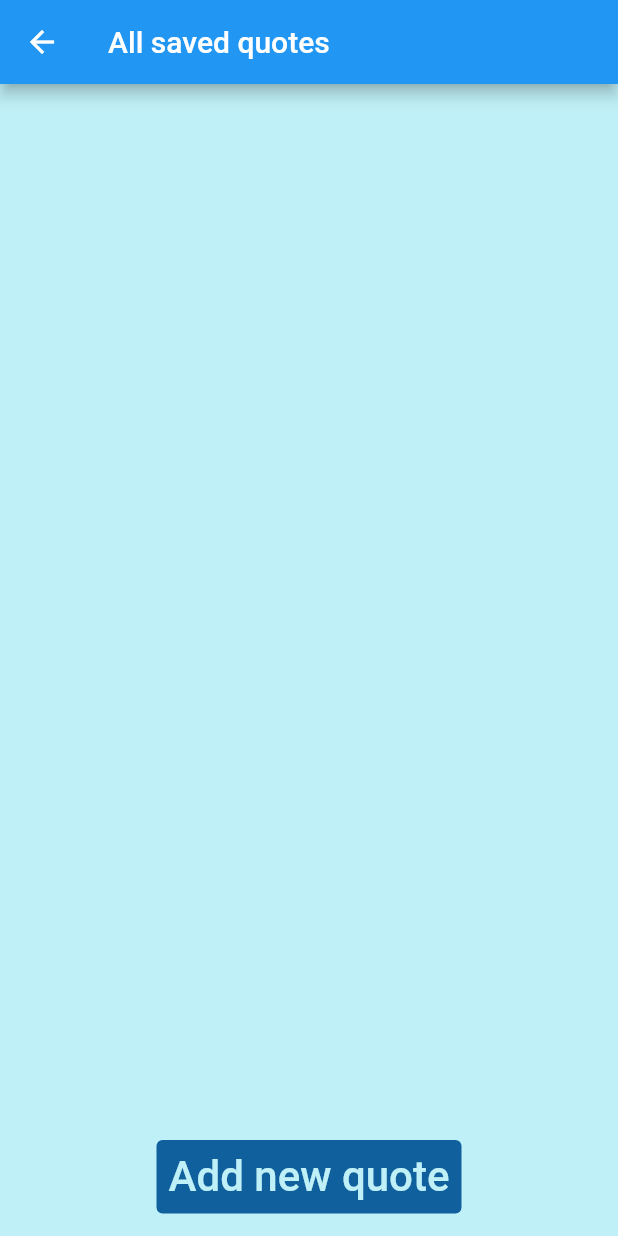
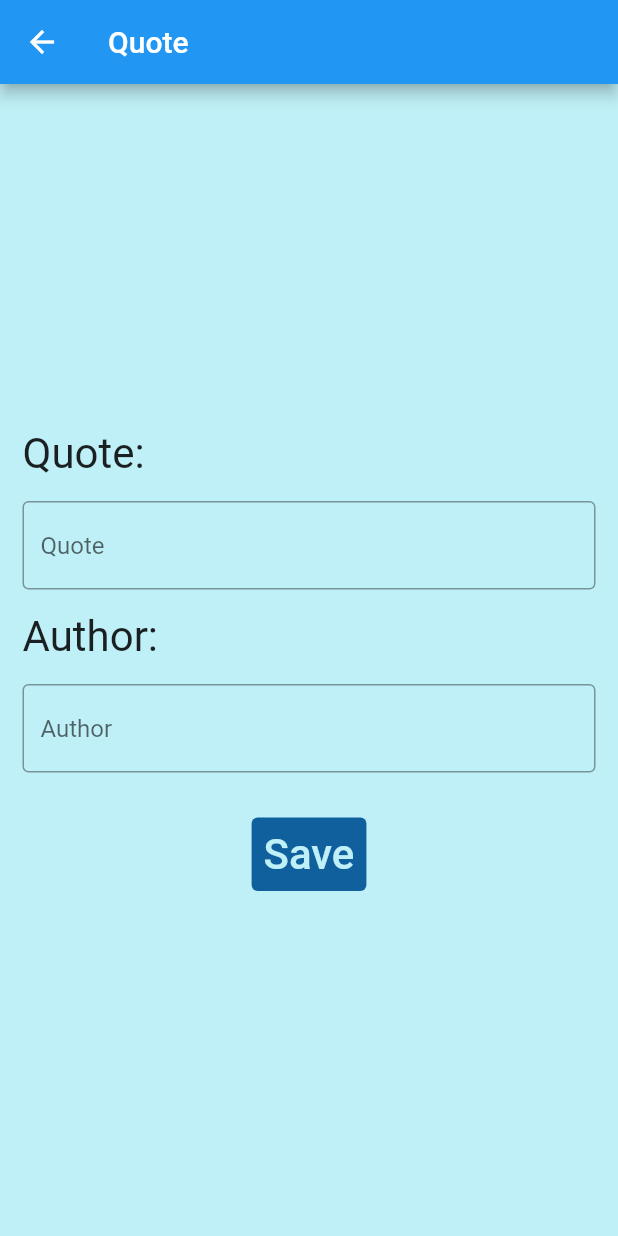
Before and after one commit to z1kolarova/QuoteAppFlutter, a Flutter app: the AllQuotesScreen screen opened directly, after a tap on "Add new quote", on a phone screen of 412 x 824 dp. Run offline on Flutter 3.47's test engine with Material 2 defaults, Android fonts, the phone set to English and light mode, and no system bars; our stand-ins replace sqflite; accounts and stored records are empty; network calls fail.

Commit message:
User input form prepared

```diff
--- a/quote_app_flutter/lib/screens/all_quotes_screen.dart
+++ b/quote_app_flutter/lib/screens/all_quotes_screen.dart
@@ -2,6 +2,7 @@ import 'package:flutter/material.dart';
 import 'package:quote_app_flutter/db/quotes_repository.dart';
 import 'package:quote_app_flutter/model/quote.dart';
 import 'package:quote_app_flutter/screens/components/all_quotes_listview.dart';
+import 'package:quote_app_flutter/screens/quote_edit_screen.dart';
 import 'package:quote_app_flutter/styles/styles.dart';
 
 import '../db/quote_record.dart';
@@ -14,7 +15,6 @@ class AllQuotesScreen extends StatefulWidget {
 }
 
 class AllQuotesScreenState extends State<AllQuotesScreen> {
-
   final Future<List<QuoteRecord>> quotes = QuotesRepository.getAllQuotes();
 
   @override
@@ -26,21 +26,22 @@ class AllQuotesScreenState extends State<AllQuotesScreen> {
       body: Column(
         mainAxisAlignment: MainAxisAlignment.center,
         children: <Widget>[
-          Expanded(child: FutureBuilder<List<QuoteRecord>>(
+          Expanded(
+              child: FutureBuilder<List<QuoteRecord>>(
             future: quotes,
-              builder: (BuildContext context, AsyncSnapshot<List<QuoteRecord>> snapshot) {
+            builder: (BuildContext context,
+                AsyncSnapshot<List<QuoteRecord>> snapshot) {
               if (snapshot.hasData) {
                 return AllQuotesListView(items: snapshot.data!);
               }
               return const AllQuotesListView(items: <QuoteRecord>[]);
             },
-          )),// AllQuotesListView(items: await quotes)),
-          buildMenuButton('Add new quote', () {})
+          )), // AllQuotesListView(items: await quotes)),
+          buildMenuButton('Add new quote', switchToQuoteEditingScreen )
         ],
       ),
     );
   }
-
 
   static List<Quote> list = <Quote>[
     Quote('Text 1', 'Author 1'),
@@ -84,4 +85,9 @@ class AllQuotesScreenState extends State<AllQuotesScreen> {
             style: MyStyles.defaultButtonStyle(),
             child: Text(text, textScaleFactor: 2)));
   }
+
+  switchToQuoteEditingScreen() {
+    Navigator.push(context,
+        MaterialPageRoute(builder: (context) => const QuoteEditScreen()));
   }
+}
--- /dev/null
+++ b/quote_app_flutter/lib/screens/components/quote_editing_form.dart
@@ -0,0 +1,62 @@
+import 'package:flutter/material.dart';
+
+class QuoteEditingForm extends StatefulWidget {
+  const QuoteEditingForm({super.key});
+
+  @override
+  State<StatefulWidget> createState() => QuoteEditingFormState();
+}
+
+class QuoteEditingFormState extends State<QuoteEditingForm> {
+  late TextEditingController quoteController;
+  late TextEditingController authorController;
+
+  @override
+  void initState() {
+    super.initState();
+    quoteController = TextEditingController();
+    authorController = TextEditingController();
+  }
+
+  @override
+  void dispose() {
+    authorController.dispose();
+    quoteController.dispose();
+    super.dispose();
+  }
+
+  @override
+  Widget build(BuildContext context) {
+    return Padding(
+        padding: EdgeInsets.all(15),
+        child: Column(
+          mainAxisAlignment: MainAxisAlignment.center,
+          children: <Widget>[
+            Container(
+              padding: EdgeInsets.only(bottom: 15),
+              alignment: Alignment.centerLeft,
+              child: Text('Quote:', textScaleFactor: 2)
+            ),
+            TextField(
+              controller: quoteController,
+              decoration: const InputDecoration(
+                  hintText: 'Quote',
+                  border: OutlineInputBorder(
+                      borderSide: BorderSide(color: Colors.black, width: 3))),
+            ),
+            Container(
+                padding: EdgeInsets.only(top: 15, bottom: 15),
+                alignment: Alignment.centerLeft,
+                child: Text('Author:', textScaleFactor: 2)
+            ),
+            TextField(
+              controller: authorController,
+              decoration: const InputDecoration(
+                  hintText: 'Author',
+                  border: OutlineInputBorder(
+                      borderSide: BorderSide(color: Colors.black, width: 3))),
+            ),
+          ],
+        ));
+  }
+}
--- /dev/null
+++ b/quote_app_flutter/lib/screens/quote_edit_screen.dart
@@ -0,0 +1,39 @@
+import 'package:flutter/material.dart';
+import 'package:quote_app_flutter/screens/components/quote_editing_form.dart';
+import 'package:quote_app_flutter/styles/styles.dart';
+
+class QuoteEditScreen extends StatefulWidget {
+  const QuoteEditScreen({super.key});
+
+  @override
+  State<StatefulWidget> createState() => QuoteEditScreenState();
+}
+
+class QuoteEditScreenState extends State<QuoteEditScreen> {
+  @override
+  Widget build(BuildContext context) {
+    return Scaffold(
+      appBar: AppBar(
+        title: const Text('Quote'),
+      ),
+      body: Column(
+        mainAxisAlignment: MainAxisAlignment.center,
+        children: <Widget>[
+          Center(
+            child: QuoteEditingForm(),
+          ),
+          buildMenuButton('Save', () {}),
+        ],
+      ),
+    );
+  }
+
+  Widget buildMenuButton(String text, void Function()? onPressed) {
+    return Padding(
+        padding: const EdgeInsets.all(15),
+        child: TextButton(
+            onPressed: onPressed,
+            style: MyStyles.defaultButtonStyle(),
+            child: Text(text, textScaleFactor: 2)));
+  }
+}
```
Lines whose indentation alone changed are shown as unchanged.
